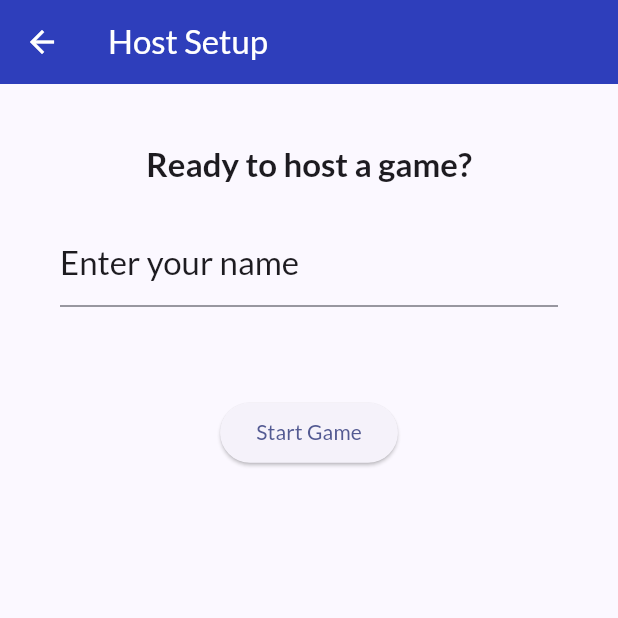
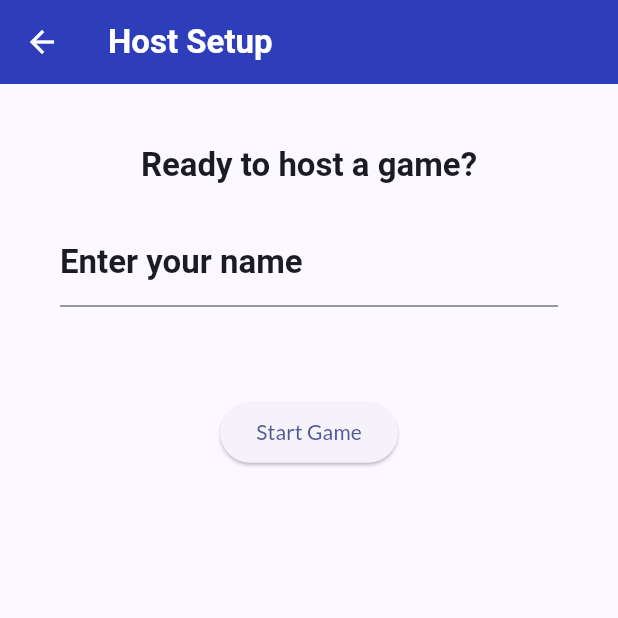
Before and after one commit to YehudaShani/Wavelength, a Flutter app: the screen it shows after launch, after a tap on "Host Game", on a phone screen of 412 x 824 dp, the top half of it. Run offline on Flutter 3.47's test engine with Material 3 defaults, Android fonts, the light colour scheme and no system bars; our stand-ins replace firebase_core, firebase_database, google_fonts, sleek_circular_slider; accounts and stored records are empty.

Commit message:
working, gonna start changing game screen

```diff
--- a/lib/main.dart
+++ b/lib/main.dart
@@ -11,7 +11,16 @@ final theme = ThemeData(
     seedColor: const Color.fromARGB(255, 46, 62, 187),
     secondary: const Color.fromARGB(255, 85, 186, 237),
   ),
-  textTheme: GoogleFonts.latoTextTheme(),
+  textTheme: GoogleFonts.latoTextTheme()
+      .apply(
+        bodyColor: Colors.black,
+        displayColor: Colors.black,
+      )
+      .copyWith(
+        titleLarge: const TextStyle(
+          fontWeight: FontWeight.bold,
+        ),
+      ),
   appBarTheme: const AppBarTheme(
     backgroundColor: Color.fromARGB(255, 46, 62, 187),
     foregroundColor: Colors.white,
--- a/lib/screens/game_screen.dart
+++ b/lib/screens/game_screen.dart
@@ -79,6 +79,7 @@ class _GameScreenState extends State<GameScreen> {
     String topLabel = getQuestionTopLabel(questionsData[0]);
 
     return Scaffold(
+      backgroundColor: Theme.of(context).colorScheme.secondary,
       appBar: AppBar(
         title: const Text('Wavelength'),
       ),
```
